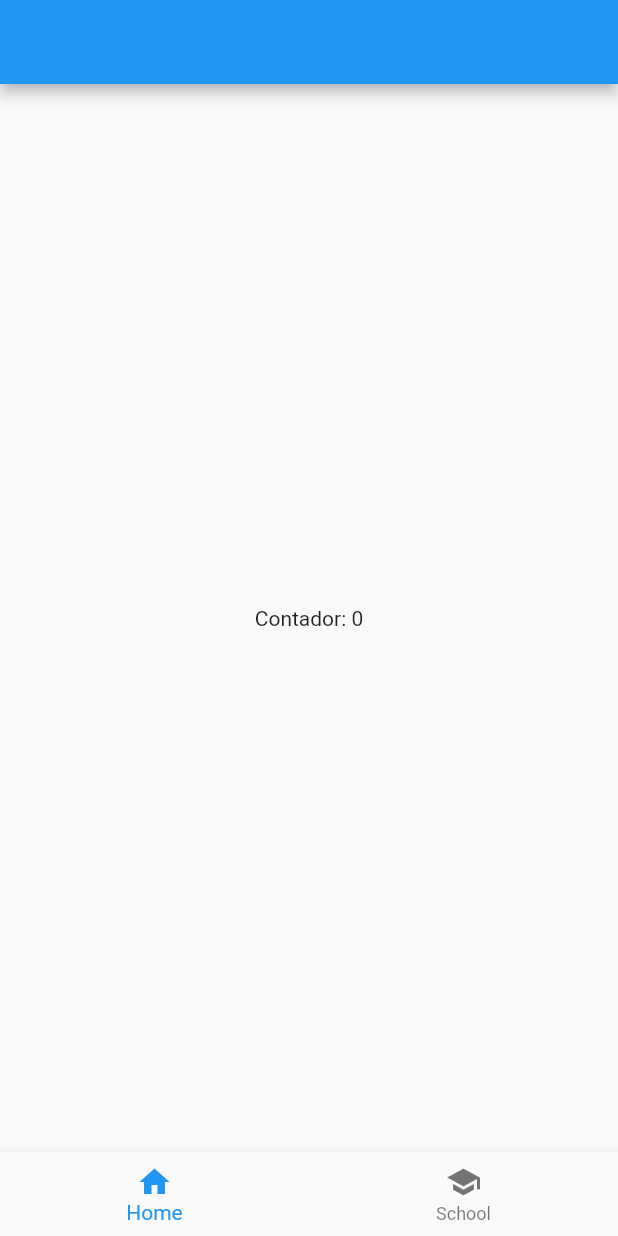
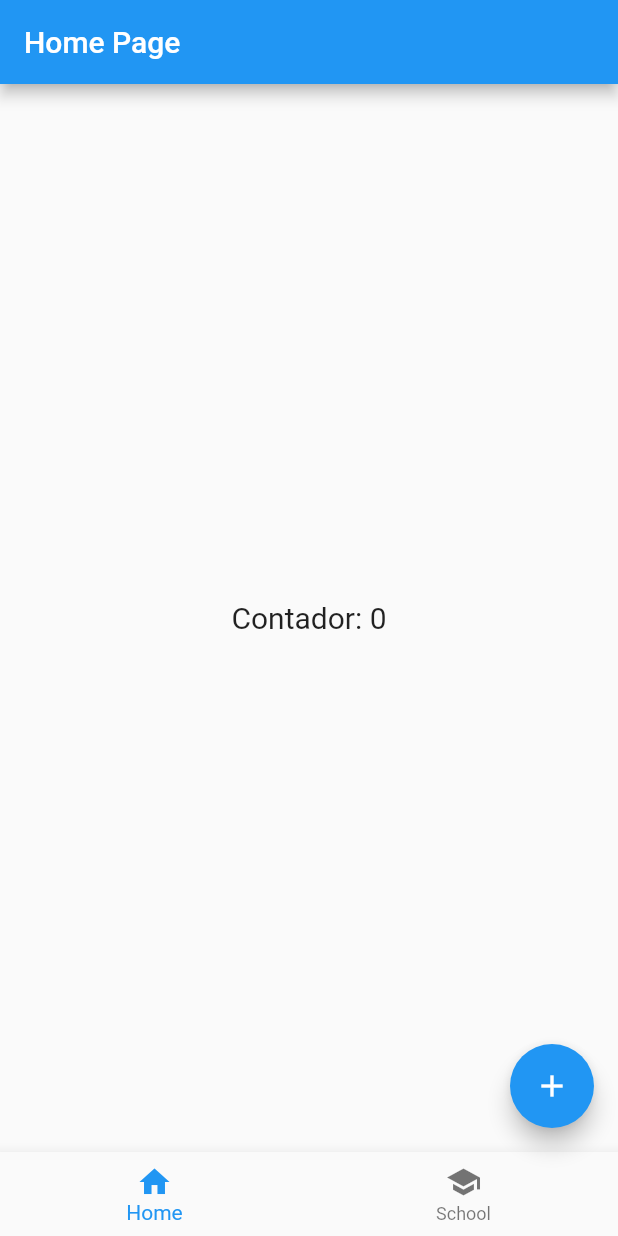
Before and after one commit to yasukawa426/flutter_video_aula, a Flutter app: the screen it shows after launch, on a phone screen of 412 x 824 dp. Run offline on Flutter 3.47's test engine with Material 2 defaults, Android fonts, the light colour scheme and no system bars.

Commit message:
funcao de contador agr passada para um botao

```diff
--- a/lib/home_page.dart
+++ b/lib/home_page.dart
@@ -15,18 +15,31 @@ class HomePageState extends State<HomePage> {
   @override
   Widget build(BuildContext context) {
     return Scaffold(
-      appBar: AppBar(),
-      body: Center(
-        child: GestureDetector(
-            child: Text('Contador: $counter'),
-            onTap: () {
-              setState(() {
+      appBar: AppBar(
+        title: Text('Home Page')
+      ),
+
+      floatingActionButton: FloatingActionButton(
+        child: const Icon(Icons.add),
+        onPressed: () {
+          setState(() {
                 //o setstate é necessario para o estado atualizar. Se n, n veriamos nenhuma atualização na tela
                 counter++;
               });
               print('clicado $counter vezes');
+         },
+
+      ),
+
+      body: Center(
+        child: GestureDetector(
+            child: Text('Contador: $counter', style: const TextStyle(fontSize: 20)),
+            onTap: () {
+
             }),
       ),
+
+
       bottomNavigationBar: BottomNavigationBar(
         items: const <BottomNavigationBarItem>[
           BottomNavigationBarItem(
```
